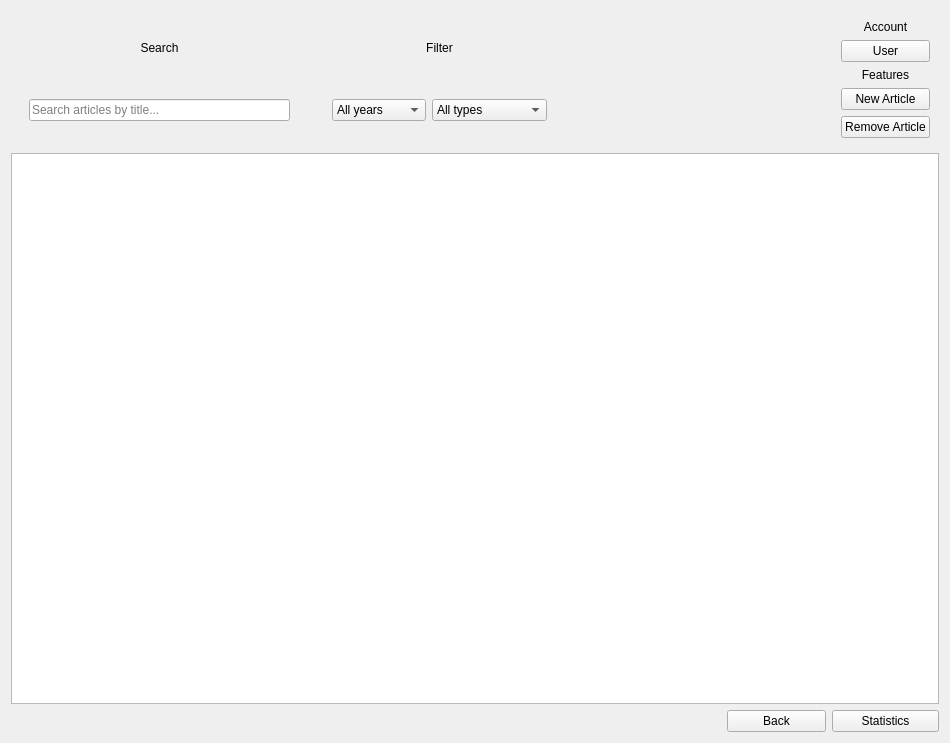
Before: the Qt Designer form src/components/widgets/article/articleform.ui in DamPhuQuy/Scientific-Article-Management, drawn with Qt 5.
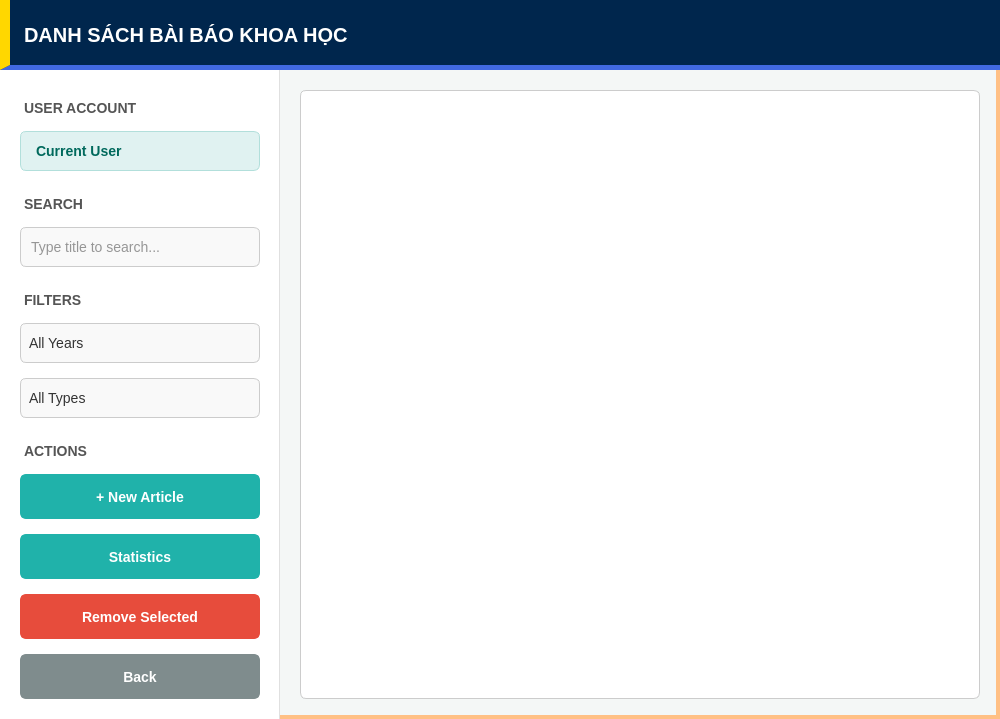
After: the same form once the commit is applied.

```diff
--- a/src/components/widgets/article/articleform.ui
+++ b/src/components/widgets/article/articleform.ui
@@ -6,73 +6,168 @@
    <rect>
     <x>0</x>
     <y>0</y>
-    <width>950</width>
-    <height>743</height>
+    <width>1000</width>
+    <height>700</height>
    </rect>
   </property>
   <property name="windowTitle">
    <string>Article Menu</string>
   </property>
-  <layout class="QGridLayout" name="gridLayout_2">
-   <item row="0" column="0" colspan="2">
-    <widget class="QWidget" name="widget_5" native="true">
-     <layout class="QGridLayout" name="gridLayout_3">
-      <item row="0" column="0">
+  <property name="styleSheet">
+   <string notr="true">
+QWidget#ArticleForm{background-color:#f4f7f6;border:4px solid #FFC085;}
+QWidget{font-family:&quot;Segoe UI&quot;,Arial,sans-serif;font-size:14px;}
+QWidget#sidebarContainer{background-color:#ffffff;border-right:1px solid #e0e0e0;}
+QLabel{color:#555555;font-weight:bold;margin-top:10px;}
+QLabel#lblHeader{margin-top:0px;}
+QLineEdit,QComboBox{background-color:#f9f9f9;border:1px solid #cccccc;border-radius:6px;padding:8px;color:#333333;}
+QLineEdit:focus,QComboBox:focus{background-color:#ffffff;border:2px solid #20B2AA;}
+QComboBox::drop-down{border:0px;}
+QListView{background-color:#ffffff;border:1px solid #cccccc;border-radius:6px;padding:10px;outline:0;}
+QListView::item{padding:10px;border-bottom:1px solid #eeeeee;}
+QListView::item:selected{background-color:#e0f2f1;color:#004d40;border-radius:4px;}
+   </string>
+  </property>
+  <layout class="QVBoxLayout" name="mainLayout">
+   <property name="spacing">
+    <number>0</number>
+   </property>
+   <property name="leftMargin">
+    <number>0</number>
+   </property>
+   <property name="topMargin">
+    <number>0</number>
+   </property>
+   <property name="rightMargin">
+    <number>0</number>
+   </property>
+   <property name="bottomMargin">
+    <number>0</number>
+   </property>
+   <item>
+    <widget class="QWidget" name="headerContainer" native="true">
+     <property name="minimumSize">
+      <size>
+       <width>0</width>
+       <height>70</height>
+      </size>
+     </property>
+     <property name="styleSheet">
+      <string notr="true">QWidget#headerContainer{background-color:#00264d;border-bottom:5px solid #4169E1;border-left:10px solid #FFD700;}</string>
+     </property>
+     <layout class="QHBoxLayout" name="horizontalLayout_Header">
+      <item>
+       <widget class="QLabel" name="lblHeader">
+        <property name="styleSheet">
+         <string notr="true">color:#ffffff;font-weight:900;font-size:20px;background:transparent;padding-left:10px;margin-top:0px;</string>
+        </property>
+        <property name="text">
+         <string>DANH SÁCH BÀI BÁO KHOA HỌC</string>
+        </property>
+        <property name="alignment">
+         <set>Qt::AlignmentFlag::AlignLeading|Qt::AlignmentFlag::AlignLeft|Qt::AlignmentFlag::AlignVCenter</set>
+        </property>
+       </widget>
+      </item>
+     </layout>
+    </widget>
+   </item>
+   <item>
+    <layout class="QHBoxLayout" name="bodyLayout">
+     <property name="spacing">
+      <number>0</number>
+     </property>
+     <item>
+      <widget class="QWidget" name="sidebarContainer" native="true">
+       <property name="minimumSize">
+        <size>
+         <width>260</width>
+         <height>0</height>
+        </size>
+       </property>
+       <property name="maximumSize">
+        <size>
+         <width>280</width>
+         <height>16777215</height>
+        </size>
+       </property>
+       <layout class="QVBoxLayout" name="verticalLayout_Sidebar">
+        <property name="spacing">
+         <number>15</number>
+        </property>
+        <property name="leftMargin">
+         <number>20</number>
+        </property>
+        <property name="topMargin">
+         <number>20</number>
+        </property>
+        <property name="rightMargin">
+         <number>20</number>
+        </property>
+        <property name="bottomMargin">
+         <number>20</number>
+        </property>
+        <item>
+         <widget class="QLabel" name="label_2">
+          <property name="text">
+           <string>USER ACCOUNT</string>
+          </property>
+         </widget>
+        </item>
+        <item>
+         <widget class="QPushButton" name="userLb">
+          <property name="minimumSize">
+           <size>
+            <width>0</width>
+            <height>40</height>
+           </size>
+          </property>
+          <property name="styleSheet">
+           <string notr="true">QPushButton{background-color:#e0f2f1;color:#00695c;border:1px solid #b2dfdb;border-radius:6px;font-weight:bold;text-align:left;padding-left:15px;}</string>
+          </property>
+          <property name="text">
+           <string>Current User</string>
+          </property>
+         </widget>
+        </item>
+        <item>
        <widget class="QLabel" name="searchLabel">
         <property name="text">
-         <string>Search</string>
-        </property>
-        <property name="alignment">
-         <set>Qt::AlignmentFlag::AlignCenter</set>
+           <string>SEARCH</string>
         </property>
        </widget>
       </item>
-      <item row="1" column="0">
-       <widget class="QWidget" name="widget_2" native="true">
-        <layout class="QGridLayout" name="gridLayout_4">
-         <item row="0" column="0">
+        <item>
           <widget class="QLineEdit" name="searchLineEdit">
            <property name="minimumSize">
             <size>
-             <width>250</width>
-             <height>0</height>
+            <width>0</width>
+            <height>40</height>
             </size>
            </property>
            <property name="placeholderText">
-            <string>Search articles by title...</string>
+           <string>Type title to search...</string>
            </property>
           </widget>
          </item>
-        </layout>
-       </widget>
-      </item>
-     </layout>
-    </widget>
-   </item>
-   <item row="0" column="2">
-    <widget class="QWidget" name="widget_4" native="true">
-     <layout class="QVBoxLayout" name="verticalLayout">
       <item>
        <widget class="QLabel" name="label">
         <property name="text">
-         <string>Filter</string>
-        </property>
-        <property name="alignment">
-         <set>Qt::AlignmentFlag::AlignCenter</set>
+           <string>FILTERS</string>
         </property>
        </widget>
       </item>
-      <item>
-       <widget class="QWidget" name="widget_3" native="true">
-        <layout class="QHBoxLayout" name="horizontalLayout_4">
          <item>
           <widget class="QComboBox" name="yearFilterComboBox">
-           <property name="cursor">
-            <cursorShape>PointingHandCursor</cursorShape>
+          <property name="minimumSize">
+           <size>
+            <width>0</width>
+            <height>40</height>
+           </size>
            </property>
            <item>
             <property name="text">
-             <string>All years</string>
+            <string>All Years</string>
             </property>
            </item>
            <item>
@@ -89,12 +184,20 @@
          </item>
          <item>
           <widget class="QComboBox" name="typeFilterComboBox">
-           <property name="cursor">
-            <cursorShape>PointingHandCursor</cursorShape>
+          <property name="minimumSize">
+           <size>
+            <width>0</width>
+            <height>40</height>
+           </size>
            </property>
            <item>
             <property name="text">
-             <string>All types</string>
+            <string>All Types</string>
+           </property>
+          </item>
+          <item>
+           <property name="text">
+            <string>SCIE</string>
             </property>
            </item>
            <item>
@@ -112,163 +215,150 @@
              <string>OTHER</string>
             </property>
            </item>
+         </widget>
+        </item>
            <item>
-            <property name="text">
-             <string>SCIE</string>
-            </property>
-           </item>
-          </widget>
-         </item>
-        </layout>
-       </widget>
-      </item>
-     </layout>
-    </widget>
-   </item>
-   <item row="0" column="3" colspan="2">
-    <spacer name="topBarSpacer">
-     <property name="orientation">
-      <enum>Qt::Orientation::Horizontal</enum>
-     </property>
-     <property name="sizeType">
-      <enum>QSizePolicy::Policy::Fixed</enum>
-     </property>
-     <property name="sizeHint" stdset="0">
-      <size>
-       <width>200</width>
-       <height>20</height>
-      </size>
-     </property>
-    </spacer>
-   </item>
-   <item row="0" column="5">
-    <widget class="QWidget" name="widget_6" native="true">
-     <layout class="QGridLayout" name="gridLayout">
-      <item row="0" column="0">
-       <widget class="QLabel" name="label_2">
-        <property name="text">
-         <string>Account</string>
-        </property>
-        <property name="alignment">
-         <set>Qt::AlignmentFlag::AlignCenter</set>
-        </property>
-       </widget>
-      </item>
-      <item row="1" column="0">
-       <widget class="QPushButton" name="userLb">
-        <property name="cursor">
-         <cursorShape>PointingHandCursor</cursorShape>
-        </property>
-        <property name="text">
-         <string>User</string>
-        </property>
-       </widget>
-      </item>
-      <item row="2" column="0">
        <widget class="QLabel" name="label_3">
         <property name="text">
-         <string>Features</string>
-        </property>
-        <property name="alignment">
-         <set>Qt::AlignmentFlag::AlignCenter</set>
+           <string>ACTIONS</string>
         </property>
        </widget>
       </item>
-      <item row="3" column="0">
+        <item>
        <widget class="QPushButton" name="newArticleBtn">
+          <property name="minimumSize">
+           <size>
+            <width>0</width>
+            <height>45</height>
+           </size>
+          </property>
         <property name="cursor">
          <cursorShape>PointingHandCursor</cursorShape>
         </property>
+          <property name="styleSheet">
+           <string notr="true">QPushButton{background-color:#20B2AA;border:2px solid #20B2AA;border-radius:6px;color:white;font-weight:bold;}QPushButton:hover{background-color:#17a098;}QPushButton:pressed{background-color:#0e6b65;}</string>
+          </property>
         <property name="text">
-         <string>New Article</string>
+           <string>+ New Article</string>
         </property>
        </widget>
       </item>
-      <item row="4" column="0">
+        <item>
+         <widget class="QPushButton" name="pushButton">
+          <property name="minimumSize">
+           <size>
+            <width>0</width>
+            <height>45</height>
+           </size>
+          </property>
+          <property name="cursor">
+           <cursorShape>PointingHandCursor</cursorShape>
+          </property>
+          <property name="styleSheet">
+           <string notr="true">QPushButton{background-color:#20B2AA;border:2px solid #20B2AA;border-radius:6px;color:white;font-weight:bold;}QPushButton:hover{background-color:#17a098;}QPushButton:pressed{background-color:#0e6b65;}</string>
+          </property>
+          <property name="text">
+           <string>Statistics</string>
+          </property>
+         </widget>
+        </item>
+        <item>
        <widget class="QPushButton" name="RemoveArticleBtn">
+          <property name="minimumSize">
+           <size>
+            <width>0</width>
+            <height>45</height>
+           </size>
+          </property>
         <property name="cursor">
          <cursorShape>PointingHandCursor</cursorShape>
         </property>
+          <property name="styleSheet">
+           <string notr="true">QPushButton{background-color:#e74c3c;border:2px solid #e74c3c;border-radius:6px;color:white;font-weight:bold;}QPushButton:hover{background-color:#c0392b;}QPushButton:pressed{background-color:#922b21;}</string>
+          </property>
         <property name="text">
-         <string>Remove Article</string>
+           <string>Remove Selected</string>
         </property>
        </widget>
       </item>
-     </layout>
-    </widget>
-   </item>
-   <item row="1" column="0" colspan="6">
-    <widget class="QListView" name="articleListView">
-     <property name="minimumSize">
+        <item>
+         <spacer name="verticalSpacer">
+          <property name="orientation">
+           <enum>Qt::Orientation::Vertical</enum>
+          </property>
+          <property name="sizeHint" stdset="0">
       <size>
-       <width>200</width>
-       <height>0</height>
-      </size>
-     </property>
-     <property name="flow">
-      <enum>QListView::Flow::LeftToRight</enum>
-     </property>
-     <property name="resizeMode">
-      <enum>QListView::ResizeMode::Adjust</enum>
-     </property>
-     <property name="spacing">
-      <number>16</number>
-     </property>
-     <property name="viewMode">
-      <enum>QListView::ViewMode::ListMode</enum>
-     </property>
-     <property name="wordWrap">
-      <bool>true</bool>
-     </property>
-    </widget>
-   </item>
-   <item row="2" column="0" rowspan="2" colspan="3">
-    <widget class="QWidget" name="widget" native="true"/>
-   </item>
-   <item row="2" column="4" rowspan="2">
+            <width>20</width>
+            <height>40</height>
+           </size>
+          </property>
+         </spacer>
+        </item>
+        <item>
     <widget class="QPushButton" name="backBtn">
+          <property name="minimumSize">
+           <size>
+            <width>0</width>
+            <height>45</height>
+           </size>
+          </property>
+          <property name="cursor">
+           <cursorShape>PointingHandCursor</cursorShape>
+          </property>
+          <property name="styleSheet">
+           <string notr="true">QPushButton{background-color:#7f8c8d;border:2px solid #7f8c8d;border-radius:6px;color:white;font-weight:bold;}QPushButton:hover{background-color:#636e72;}QPushButton:pressed{background-color:#2d3436;}</string>
+          </property>
      <property name="text">
       <string>Back</string>
      </property>
     </widget>
    </item>
-   <item row="2" column="5" rowspan="2">
-    <widget class="QPushButton" name="pushButton">
-     <property name="text">
-      <string>Statistics</string>
-     </property>
-    </widget>
-   </item>
-   <item row="3" column="1" colspan="3">
-    <spacer name="horizontalSpacer">
-     <property name="orientation">
-      <enum>Qt::Orientation::Horizontal</enum>
-     </property>
-     <property name="sizeHint" stdset="0">
-      <size>
-       <width>564</width>
-       <height>17</height>
-      </size>
-     </property>
-    </spacer>
-   </item>
-   <item row="4" column="0" colspan="2">
-    <layout class="QHBoxLayout" name="paginationLayout">
+       </layout>
+      </widget>
+     </item>
+     <item>
+      <widget class="QWidget" name="contentContainer" native="true">
+       <layout class="QVBoxLayout" name="verticalLayout_Content">
      <property name="spacing">
-      <number>8</number>
+         <number>15</number>
      </property>
      <property name="leftMargin">
-      <number>0</number>
+         <number>20</number>
      </property>
      <property name="topMargin">
-      <number>0</number>
+         <number>20</number>
      </property>
      <property name="rightMargin">
-      <number>0</number>
+         <number>20</number>
      </property>
      <property name="bottomMargin">
-      <number>0</number>
-     </property>
+         <number>20</number>
+        </property>
+        <item>
+         <widget class="QListView" name="articleListView">
+          <property name="font">
+           <font>
+            <family>Segoe UI</family>
+            <pointsize>11</pointsize>
+           </font>
+          </property>
+          <property name="alternatingRowColors">
+           <bool>true</bool>
+          </property>
+          <property name="selectionMode">
+           <enum>QAbstractItemView::SelectionMode::ExtendedSelection</enum>
+          </property>
+          <property name="spacing">
+           <number>5</number>
+          </property>
+         </widget>
+        </item>
+        <item>
+         <layout class="QHBoxLayout" name="paginationLayout"/>
+        </item>
+       </layout>
+      </widget>
+     </item>
     </layout>
    </item>
   </layout>
```
Left out of the diff: 4 changed lines with no effect on the pictures. Lines whose indentation alone changed are shown as unchanged.
